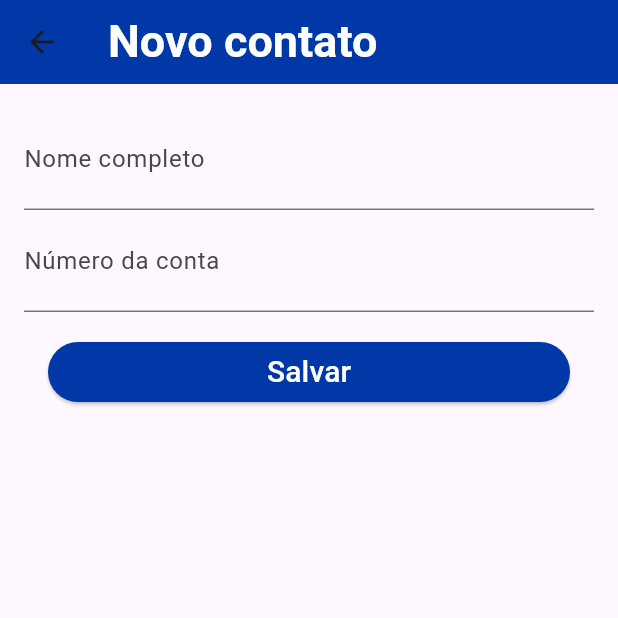
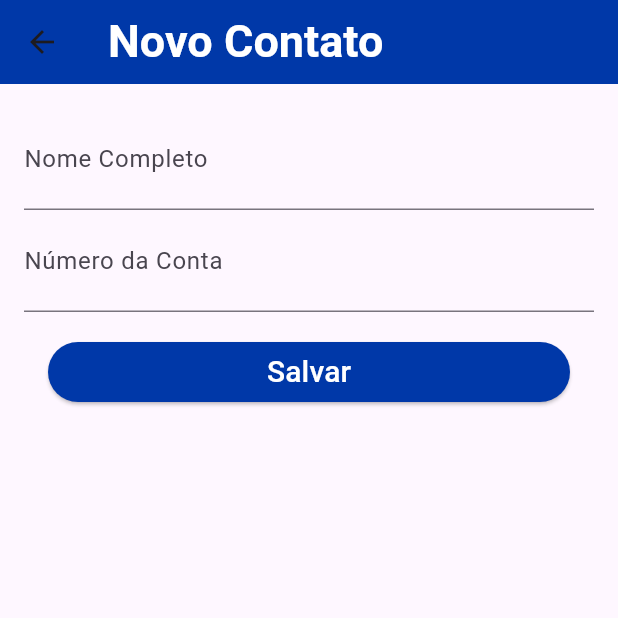
Before and after one commit to moisesVeSouza/projetoBank-5DSM-main-1, a Flutter app: the FormularioContatos screen opened directly, on a phone screen of 412 x 824 dp, the top half of it. Run offline on Flutter 3.47's test engine with Material 3 defaults, Android fonts, the phone set to English and light mode, and no system bars; our stand-ins replace sqflite; accounts and stored records are empty; network calls fail.

```diff
--- a/lib/main.dart
+++ b/lib/main.dart
@@ -1,7 +1,16 @@
+import 'package:bank/app_database.dart';
 import 'package:flutter/material.dart';
 import 'package:flutter/widgets.dart';
 
-void main() => runApp(BankApp());
+void main() {
+  runApp(BankApp());
+  save(Contato(0, 'moises', 1234)).then((id){
+    findAll().then((contatos) => debugPrint(contatos.toString()
+        )
+      );
+    }
+  );
+}
 
 class BankApp extends StatelessWidget {
   const BankApp({super.key});
@@ -128,17 +137,11 @@ class ListaContatos extends StatelessWidget {
       floatingActionButton: FloatingActionButton(
         backgroundColor: Color.fromRGBO(0, 56, 168, 1.0),
         onPressed: () {
-          Navigator.of(context)
-              .push(
-                MaterialPageRoute(
-                  builder: (context) => FormularioContatos(),
-                ),
-              )
-              .then(
-                (novoContato) => debugPrint(
-                  novoContato.toString(),
-                ),
-              );
+          Navigator.of(context).push(
+            MaterialPageRoute(
+              builder: (context) => FormularioContatos(),
+            ),
+          ).then((novoContato) => debugPrint(novoContato.toString()));
         },
         child: Icon(
           Icons.add,
@@ -154,10 +157,11 @@ class FormularioContatos extends StatefulWidget {
   FormularioContatos({super.key});
 
   @override
-  _FormularioContatoState createState() => _FormularioContatoState();
+  _FormularioContatosState createState() => _FormularioContatosState();
+
 }
 
-class _FormularioContatoState extends State<FormularioContatos> {
+class _FormularioContatosState extends State<FormularioContatos> {
   final TextEditingController _controladorNome = TextEditingController();
   final TextEditingController _controladorNumeroConta = TextEditingController();
 
@@ -172,7 +176,7 @@ class _FormularioContatoState extends State<FormularioContatos> {
           1.0,
         ),
         title: Text(
-          'Novo contato',
+          'Novo Contato',
           style: TextStyle(
             color: Colors.white,
             fontSize: 30,
@@ -187,7 +191,7 @@ class _FormularioContatoState extends State<FormularioContatos> {
             TextField(
               controller: _controladorNome,
               decoration: InputDecoration(
-                labelText: 'Nome completo',
+                labelText: 'Nome Completo',
               ),
               style: TextStyle(
                 fontSize: 24.0,
@@ -196,7 +200,7 @@ class _FormularioContatoState extends State<FormularioContatos> {
             TextField(
               controller: _controladorNumeroConta,
               decoration: InputDecoration(
-                labelText: 'Número da conta',
+                labelText: 'Número da Conta',
               ),
               style: TextStyle(
                 fontSize: 24.0,
@@ -204,31 +208,28 @@ class _FormularioContatoState extends State<FormularioContatos> {
               keyboardType: TextInputType.number,
             ),
             Padding(
-              padding: EdgeInsets.all(16.0),
+              padding: const EdgeInsets.all(16.0),
               child: SizedBox(
                 width: double.maxFinite,
                 child: ElevatedButton(
-                  child: Text(
-                    'Salvar',
-                    style: TextStyle(fontSize: 20.0, color: Colors.white),
-                  ),
                   style: ButtonStyle(
                     backgroundColor: MaterialStateProperty.all(
-                      Color.fromRGBO(
-                        0,
-                        56,
-                        168,
-                        1.0,
-                      ),
+                      Color.fromRGBO(0, 56, 168, 1.0),
                     ),
                   ),
                   onPressed: () {
                     final String nome = _controladorNome.text;
-                    final int? numeroConta =
-                        int.tryParse(_controladorNumeroConta.text);
-                    final Contato novoContato = Contato(nome, numeroConta);
+                    final int? numeroConta = int.tryParse(_controladorNumeroConta.text);
+                    final Contato novoContato = Contato(0, nome, numeroConta);
                     Navigator.pop(context, novoContato);
                   },
+                  child: Text(
+                    'Salvar',
+                    style: TextStyle(
+                      fontSize: 20.0,
+                      color: Colors.white,
+                    ),
+                  ),
                 ),
               ),
             ),
@@ -239,14 +240,18 @@ class _FormularioContatoState extends State<FormularioContatos> {
   }
 }
 
+
+
 class Contato {
+  final int id;
   final String nome;
-  final numeroConta;
+  final int? numeroConta;
 
-  Contato(this.nome, this.numeroConta);
+
+  Contato(this.id, this.nome, this.numeroConta);
 
   @override
-  String toString() {
-    return 'Contato{nome: $nome, numeroConta: ${numeroConta}}';
+  String toString(){
+    return 'Contato{id: $id, nome: $nome, numeroConta: $numeroConta}';
   }
 }
```
Also changed, not shown: lib/app_database.dart (+41 -8 lines).
